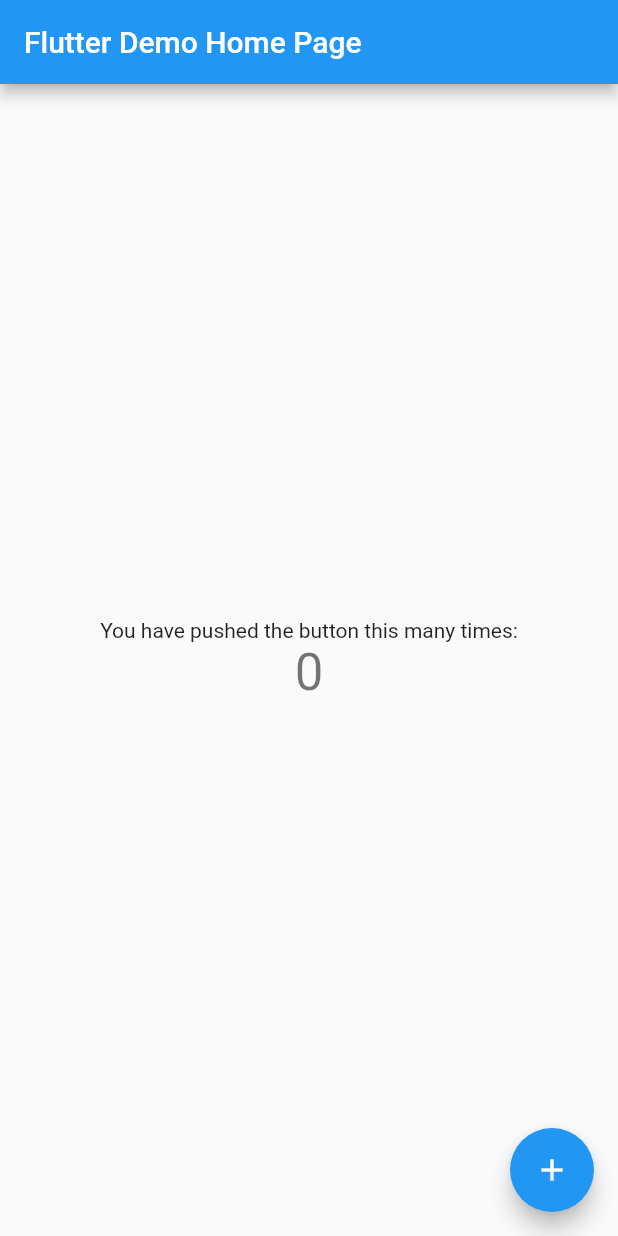
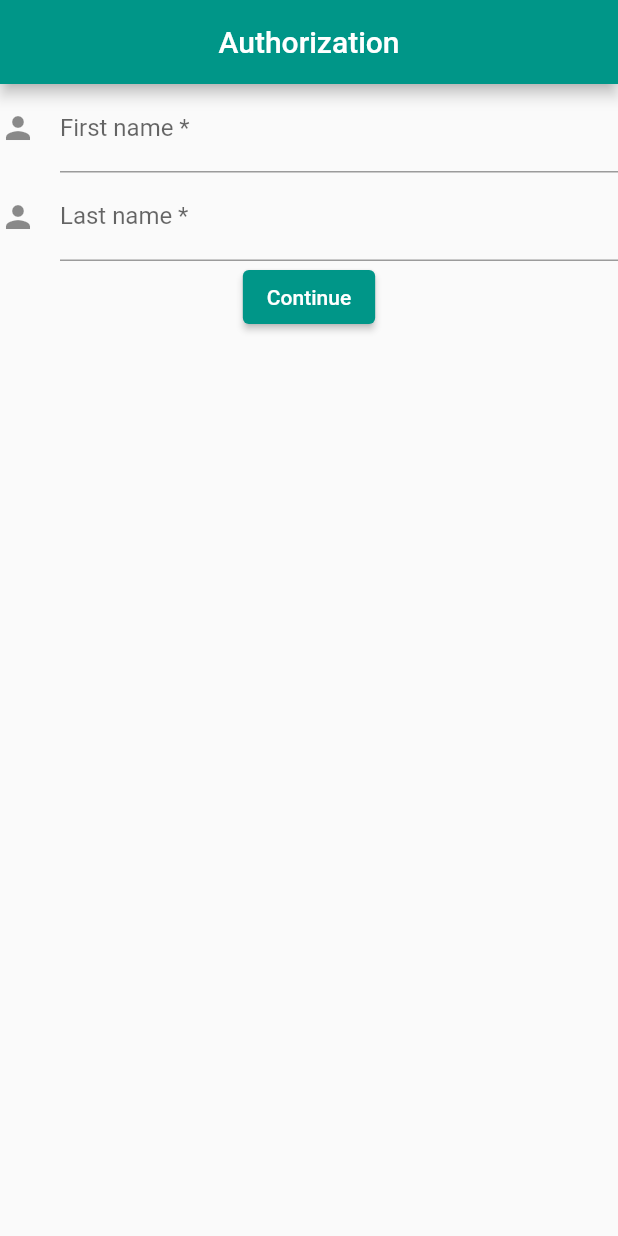
Before and after one commit to volodya0/flutter-lab, a Flutter app: the screen it shows after launch, on a phone screen of 412 x 824 dp. Run offline on Flutter 3.47's test engine with Material 2 defaults, Android fonts, the phone set to English and light mode, and no system bars.

Commit message:
Home page modified, added initial authorization page

```diff
--- a/lib/main.dart
+++ b/lib/main.dart
@@ -7,109 +7,92 @@ void main() {
 class MyApp extends StatelessWidget {
   const MyApp({super.key});
 
-  // This widget is the root of your application.
   @override
   Widget build(BuildContext context) {
     return MaterialApp(
-      title: 'Flutter Demo',
+        title: 'Flutter Application',
         theme: ThemeData(
-        // This is the theme of your application.
-        //
-        // Try running your application with "flutter run". You'll see the
-        // application has a blue toolbar. Then, without quitting the app, try
-        // changing the primarySwatch below to Colors.green and then invoke
-        // "hot reload" (press "r" in the console where you ran "flutter run",
-        // or simply save your changes to "hot reload" in a Flutter IDE).
-        // Notice that the counter didn't reset back to zero; the application
-        // is not restarted.
-        primarySwatch: Colors.blue,
+          primarySwatch: Colors.teal,
         ),
-      home: const MyHomePage(title: 'Flutter Demo Home Page'),
+        initialRoute: '/',
+        routes: {
+          '/': (context) => const AuthPage(),
+          '/home': (context) => const HomePage(),
+        });
+  }
+}
+
+class HomePage extends StatelessWidget {
+  const HomePage({super.key});
+
+  @override
+  Widget build(BuildContext context) {
+    final arguments = (ModalRoute.of(context)?.settings.arguments ??
+        <String, dynamic>{}) as Map;
+
+    return Scaffold(
+      appBar: AppBar(
+        title: const Text('Home'),
+        centerTitle: true,
+      ),
+      body: Center(
+          child:
+              Text('Hi, ${arguments['firstName']} ${arguments['lastName']}')),
     );
   }
 }
 
-class MyHomePage extends StatefulWidget {
-  const MyHomePage({super.key, required this.title});
-
-  // This widget is the home page of your application. It is stateful, meaning
-  // that it has a State object (defined below) that contains fields that affect
-  // how it looks.
-
-  // This class is the configuration for the state. It holds the values (in this
-  // case the title) provided by the parent (in this case the App widget) and
-  // used by the build method of the State. Fields in a Widget subclass are
-  // always marked "final".
-
-  final String title;
+class AuthPage extends StatefulWidget {
+  const AuthPage({super.key});
 
   @override
-  State<MyHomePage> createState() => _MyHomePageState();
+  State<AuthPage> createState() => _AuthPageState();
 }
 
-class _MyHomePageState extends State<MyHomePage> {
-  int _counter = 0;
-
-  void _incrementCounter() {
-    setState(() {
-      // This call to setState tells the Flutter framework that something has
-      // changed in this State, which causes it to rerun the build method below
-      // so that the display can reflect the updated values. If we changed
-      // _counter without calling setState(), then the build method would not be
-      // called again, and so nothing would appear to happen.
-      _counter++;
-    });
-  }
+class _AuthPageState extends State<AuthPage> {
+  String firstName = '';
+  String lastName = '';
 
   @override
   Widget build(BuildContext context) {
-    // This method is rerun every time setState is called, for instance as done
-    // by the _incrementCounter method above.
-    //
-    // The Flutter framework has been optimized to make rerunning build methods
-    // fast, so that you can just rebuild anything that needs updating rather
-    // than having to individually change instances of widgets.
     return Scaffold(
         appBar: AppBar(
-        // Here we take the value from the MyHomePage object that was created by
-        // the App.build method, and use it to set our appbar title.
-        title: Text(widget.title),
+          title: const Text('Authorization'),
+          centerTitle: true,
         ),
         body: Center(
-        // Center is a layout widget. It takes a single child and positions it
-        // in the middle of the parent.
           child: Column(
-          // Column is also a layout widget. It takes a list of children and
-          // arranges them vertically. By default, it sizes itself to fit its
-          // children horizontally, and tries to be as tall as its parent.
-          //
-          // Invoke "debug painting" (press "p" in the console, choose the
-          // "Toggle Debug Paint" action from the Flutter Inspector in Android
-          // Studio, or the "Toggle Debug Paint" command in Visual Studio Code)
-          // to see the wireframe for each widget.
-          //
-          // Column has various properties to control how it sizes itself and
-          // how it positions its children. Here we use mainAxisAlignment to
-          // center the children vertically; the main axis here is the vertical
-          // axis because Columns are vertical (the cross axis would be
-          // horizontal).
-          mainAxisAlignment: MainAxisAlignment.center,
-          children: <Widget>[
-            const Text(
-              'You have pushed the button this many times:',
+            children: [
+              TextFormField(
+                onChanged: (value) {
+                  firstName = value;
+                },
+                decoration: const InputDecoration(
+                  icon: Icon(Icons.person),
+                  hintText: 'What is your first name?',
+                  labelText: 'First name *',
                 ),
-            Text(
-              '$_counter',
-              style: Theme.of(context).textTheme.headline4,
               ),
+              TextFormField(
+                onChanged: (value) {
+                  lastName = value;
+                },
+                decoration: const InputDecoration(
+                  icon: Icon(Icons.person),
+                  hintText: 'What is your last name?',
+                  labelText: 'Last name *',
+                ),
+              ),
+              ElevatedButton(
+                  onPressed: () {
+                    Navigator.pushNamed(context, '/home', arguments: {
+                      'firstName': firstName,
+                      'lastName': lastName
+                    });
+                  },
+                  child: const Text('Continue'))
             ],
           ),
-      ),
-      floatingActionButton: FloatingActionButton(
-        onPressed: _incrementCounter,
-        tooltip: 'Increment',
-        child: const Icon(Icons.add),
-      ), // This trailing comma makes auto-formatting nicer for build methods.
-    );
+        ));
   }
 }
```
Lines whose indentation alone changed are shown as unchanged.
